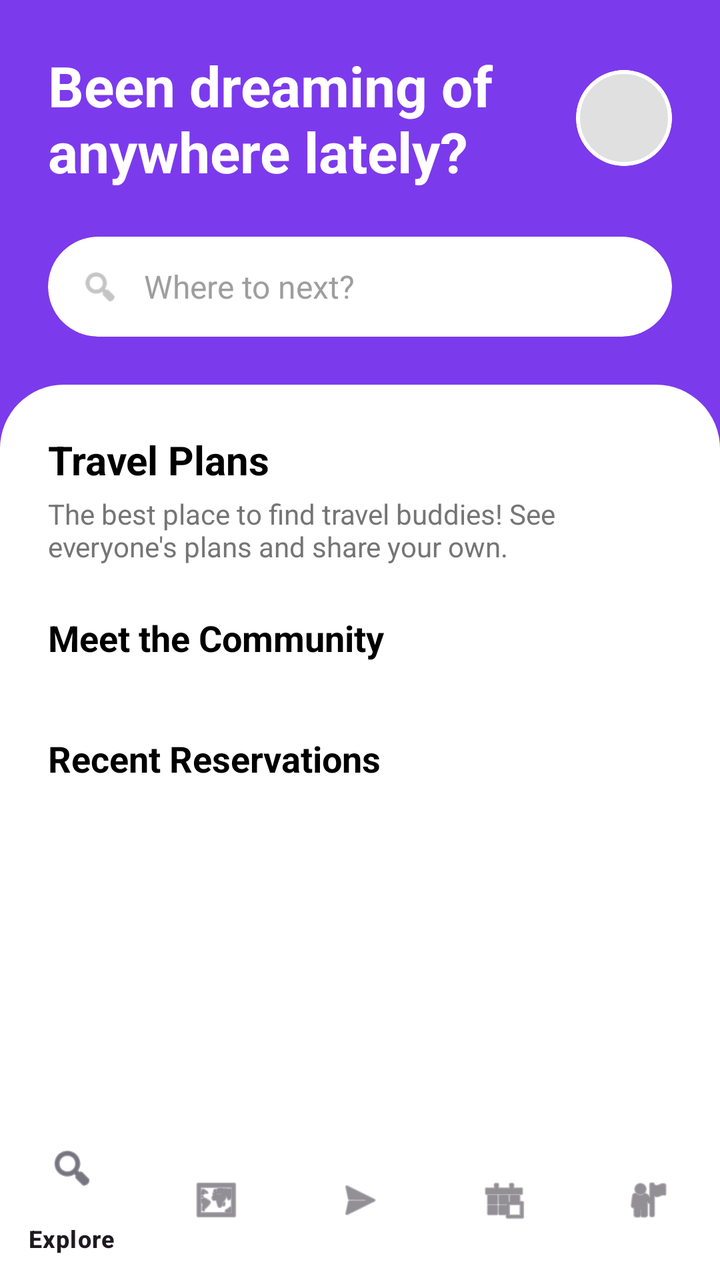
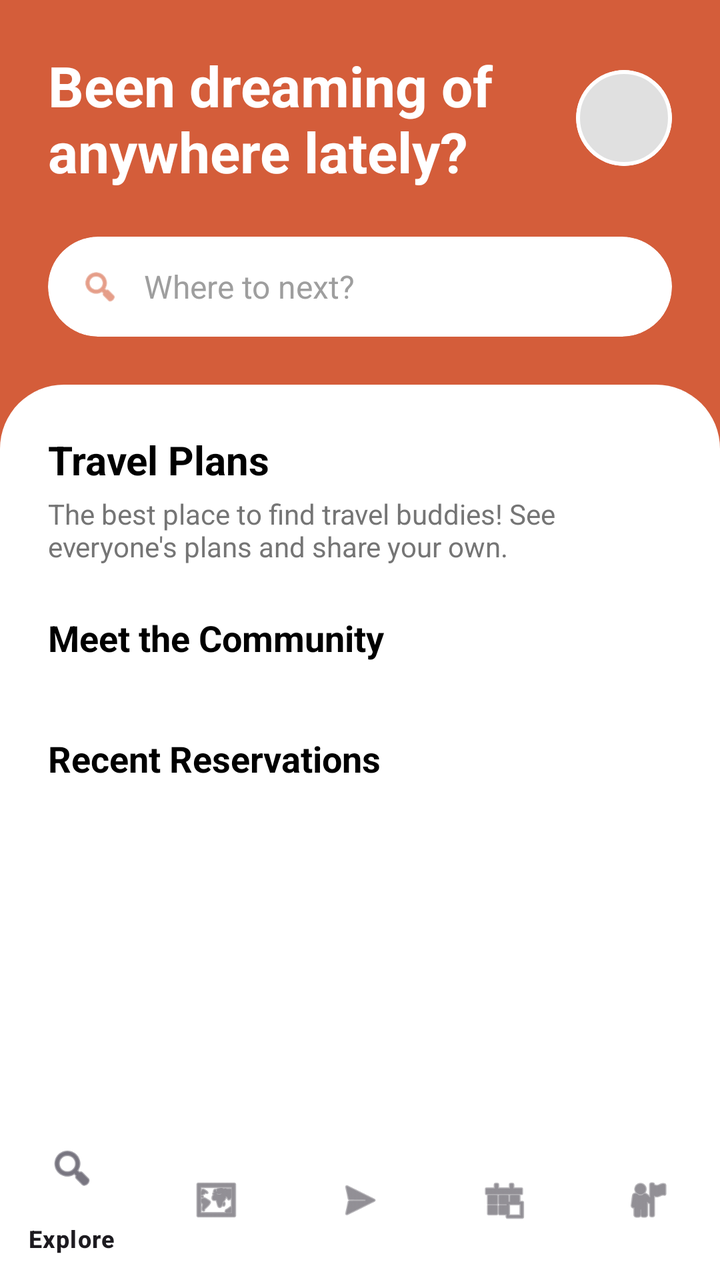

Compare the two renders of this Android layout. The source of the first and the diff that turns it into the second are given below.
<!-- AndroidManifest.xml: application theme Theme.HostelWorld -->
<!-- res/layout/activity_traveler_dashboard.xml -->
<?xml version="1.0" encoding="utf-8"?>
<RelativeLayout xmlns:android="http://schemas.android.com/apk/res/android"
    xmlns:app="http://schemas.android.com/apk/res-auto"
    android:layout_width="match_parent"
    android:layout_height="match_parent"
    android:background="#7C3AED">

    <RelativeLayout
        android:id="@+id/rlTopHeader"
        android:layout_width="match_parent"
        android:layout_height="wrap_content"
        android:padding="24dp">

        <TextView
            android:layout_width="wrap_content"
            android:layout_height="wrap_content"
            android:text="Been dreaming of\nanywhere lately?"
            android:textColor="#FFFFFF"
            android:textSize="28sp"
            android:textStyle="bold"
            android:layout_centerVertical="true"/>

        <androidx.cardview.widget.CardView
            android:layout_width="48dp"
            android:layout_height="48dp"
            android:layout_alignParentEnd="true"
            android:layout_centerVertical="true"
            app:cardCornerRadius="24dp"
            app:cardElevation="0dp">
            <ImageView
                android:layout_width="match_parent"
                android:layout_height="match_parent"
                android:scaleType="centerCrop"
                android:src="@drawable/circle_placeholder" />
        </androidx.cardview.widget.CardView>
    </RelativeLayout>

    <androidx.cardview.widget.CardView
        android:id="@+id/cvSearch"
        android:layout_width="match_parent"
        android:layout_height="50dp"
        android:layout_below="@id/rlTopHeader"
        android:layout_marginHorizontal="24dp"
        app:cardCornerRadius="25dp"
        app:cardElevation="0dp">
        <LinearLayout
            android:layout_width="match_parent"
            android:layout_height="match_parent"
            android:orientation="horizontal"
            android:gravity="center_vertical"
            android:paddingHorizontal="16dp">
            <ImageView
                android:layout_width="20dp"
                android:layout_height="20dp"
                android:src="@android:drawable/ic_menu_search"
                app:tint="#9E9E9E"/>
            <TextView
                android:layout_width="wrap_content"
                android:layout_height="wrap_content"
                android:text="Where to next?"
                android:textColor="#9E9E9E"
                android:layout_marginStart="12dp"
                android:textSize="16sp"/>
        </LinearLayout>
    </androidx.cardview.widget.CardView>

    <LinearLayout
        android:layout_width="match_parent"
        android:layout_height="match_parent"
        android:layout_below="@id/cvSearch"
        android:layout_above="@id/bottomNavTraveler"
        android:layout_marginTop="24dp"
        android:background="@drawable/rounded_top_corners_white"
        android:orientation="vertical">

        <androidx.core.widget.NestedScrollView
            android:layout_width="match_parent"
            android:layout_height="match_parent">

            <LinearLayout
                android:layout_width="match_parent"
                android:layout_height="wrap_content"
                android:orientation="vertical"
                android:padding="24dp">

                <TextView
                    android:layout_width="wrap_content"
                    android:layout_height="wrap_content"
                    android:text="Travel Plans"
                    android:textColor="#000000"
                    android:textSize="20sp"
                    android:textStyle="bold" />

                <TextView
                    android:layout_width="match_parent"
                    android:layout_height="wrap_content"
                    android:text="The best place to find travel buddies! See everyone's plans and share your own."
                    android:textColor="#757575"
                    android:textSize="14sp"
                    android:layout_marginTop="4dp" />

                <TextView
                    android:layout_width="wrap_content"
                    android:layout_height="wrap_content"
                    android:text="Meet the Community"
                    android:textColor="#000000"
                    android:textSize="18sp"
                    android:textStyle="bold"
                    android:layout_marginTop="24dp" />

                <androidx.recyclerview.widget.RecyclerView
                    android:id="@+id/rvTravelBuddies"
                    android:layout_width="match_parent"
                    android:layout_height="wrap_content"
                    android:layout_marginTop="12dp"
                    android:orientation="horizontal" />

                <TextView
                    android:layout_width="wrap_content"
                    android:layout_height="wrap_content"
                    android:text="Recent Reservations"
                    android:textColor="#000000"
                    android:textSize="18sp"
                    android:textStyle="bold"
                    android:layout_marginTop="24dp" />

                <androidx.recyclerview.widget.RecyclerView
                    android:id="@+id/rvBookedTrips"
                    android:layout_width="match_parent"
                    android:layout_height="wrap_content"
                    android:layout_marginTop="8dp"
                    android:nestedScrollingEnabled="false" />

            </LinearLayout>
        </androidx.core.widget.NestedScrollView>
    </LinearLayout>

    <com.google.android.material.bottomnavigation.BottomNavigationView
        android:id="@+id/bottomNavTraveler"
        android:layout_width="match_parent"
        android:layout_height="wrap_content"
        android:layout_alignParentBottom="true"
        android:background="#FFFFFF"
        app:menu="@menu/traveler_bottom_nav_menu" />

</RelativeLayout>
<!-- resources referenced by this layout -->
<resources>
  <!-- drawable circle_placeholder (drawable) -->
  <?xml version="1.0" encoding="utf-8"?>
  <shape xmlns:android="http://schemas.android.com/apk/res/android"
      android:shape="oval">
  
      <solid android:color="#E0E0E0" />
  
      <stroke
          android:width="2dp"
          android:color="#FFFFFF" />
  </shape>
  <!-- drawable rounded_top_corners_white (drawable) -->
  <?xml version="1.0" encoding="utf-8"?>
  <shape xmlns:android="http://schemas.android.com/apk/res/android"
      android:shape="rectangle">
  
      <solid android:color="#FFFFFF" />
  
      <corners
          android:topLeftRadius="32dp"
          android:topRightRadius="32dp" />
  </shape>
  <style name="Theme.HostelWorld" parent="Base.Theme.HostelWorld" />
  <style name="Base.Theme.HostelWorld" parent="Theme.Material3.DayNight.NoActionBar">
          
          
      </style>
</resources>

<!-- the commit's change to res/layout/activity_traveler_dashboard.xml (unified diff, before → after) -->
@@ -3,37 +3,35 @@
     xmlns:app="http://schemas.android.com/apk/res-auto"
     android:layout_width="match_parent"
     android:layout_height="match_parent"
-    android:background="#7C3AED">
+    android:background="#D45D3A"> <RelativeLayout
+    android:id="@+id/rlTopHeader"
+    android:layout_width="match_parent"
+    android:layout_height="wrap_content"
+    android:padding="24dp">
 
-    <RelativeLayout
-        android:id="@+id/rlTopHeader"
-        android:layout_width="match_parent"
+    <TextView
+        android:layout_width="wrap_content"
         android:layout_height="wrap_content"
-        android:padding="24dp">
+        android:text="Been dreaming of\nanywhere lately?"
+        android:textColor="#FFFFFF"
+        android:textSize="28sp"
+        android:textStyle="bold"
+        android:layout_centerVertical="true"/>
 
-        <TextView
-            android:layout_width="wrap_content"
-            android:layout_height="wrap_content"
-            android:text="Been dreaming of\nanywhere lately?"
-            android:textColor="#FFFFFF"
-            android:textSize="28sp"
-            android:textStyle="bold"
-            android:layout_centerVertical="true"/>
-
-        <androidx.cardview.widget.CardView
-            android:layout_width="48dp"
-            android:layout_height="48dp"
-            android:layout_alignParentEnd="true"
-            android:layout_centerVertical="true"
-            app:cardCornerRadius="24dp"
-            app:cardElevation="0dp">
-            <ImageView
-                android:layout_width="match_parent"
-                android:layout_height="match_parent"
-                android:scaleType="centerCrop"
-                android:src="@drawable/circle_placeholder" />
-        </androidx.cardview.widget.CardView>
-    </RelativeLayout>
+    <androidx.cardview.widget.CardView
+        android:layout_width="48dp"
+        android:layout_height="48dp"
+        android:layout_alignParentEnd="true"
+        android:layout_centerVertical="true"
+        app:cardCornerRadius="24dp"
+        app:cardElevation="0dp">
+        <ImageView
+            android:layout_width="match_parent"
+            android:layout_height="match_parent"
+            android:scaleType="centerCrop"
+            android:src="@drawable/circle_placeholder" />
+    </androidx.cardview.widget.CardView>
+</RelativeLayout>
 
     <androidx.cardview.widget.CardView
         android:id="@+id/cvSearch"
@@ -49,11 +47,13 @@
             android:orientation="horizontal"
             android:gravity="center_vertical"
             android:paddingHorizontal="16dp">
+
             <ImageView
                 android:layout_width="20dp"
                 android:layout_height="20dp"
                 android:src="@android:drawable/ic_menu_search"
-                app:tint="#9E9E9E"/>
+                app:tint="#D45D3A"/>
+
             <TextView
                 android:layout_width="wrap_content"
                 android:layout_height="wrap_content"
